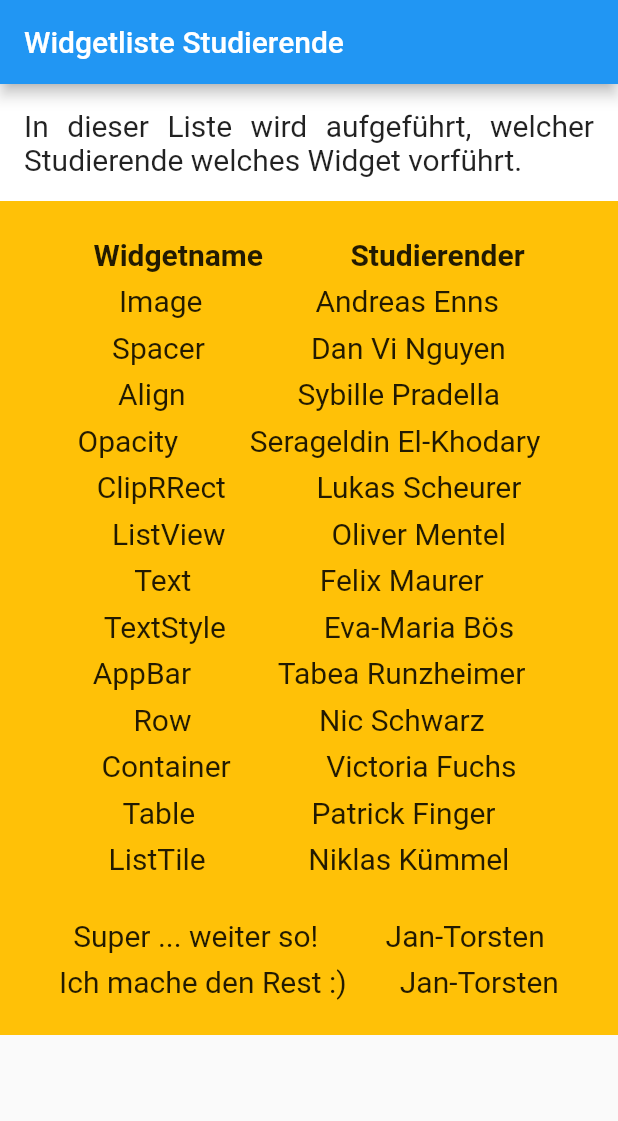
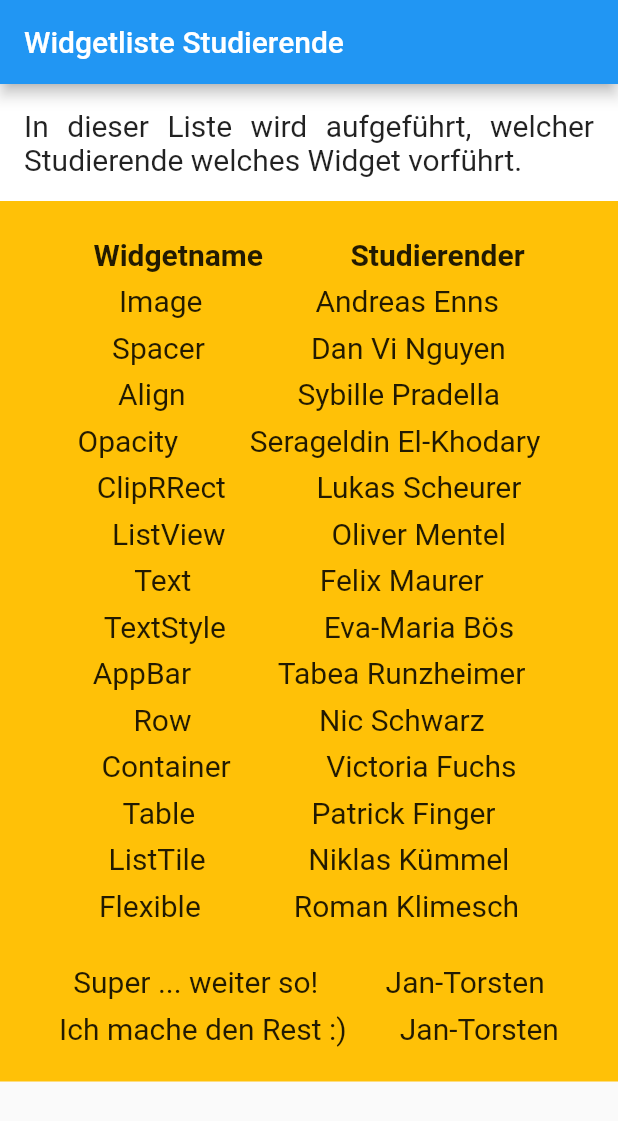
Before and after one commit to drmilde/uebung_1_widgetlist_app, a Flutter app: the screen it shows after launch, on a phone screen of 412 x 824 dp. Shown: the top 1121 px of the screen. Run offline on Flutter 3.47's test engine with Material 2 defaults, Android fonts, the phone set to English and light mode, and no system bars.

Commit message:
Neue Folien Flexible

```diff
--- a/lib/main.dart
+++ b/lib/main.dart
@@ -57,6 +57,7 @@ class _WidgetListeStudierendeScreenState
                   zeileMitWidgetUndStudierendem("Container", "Victoria Fuchs"),
                   zeileMitWidgetUndStudierendem("Table", "Patrick Finger"),
                   zeileMitWidgetUndStudierendem("ListTile", "Niklas Kümmel"),
+                  zeileMitWidgetUndStudierendem("Flexible", "Roman Klimesch"),
 
                   //
                   // TODO Hier Eure jeweilige Zeile einfügen !!!!!!
```
